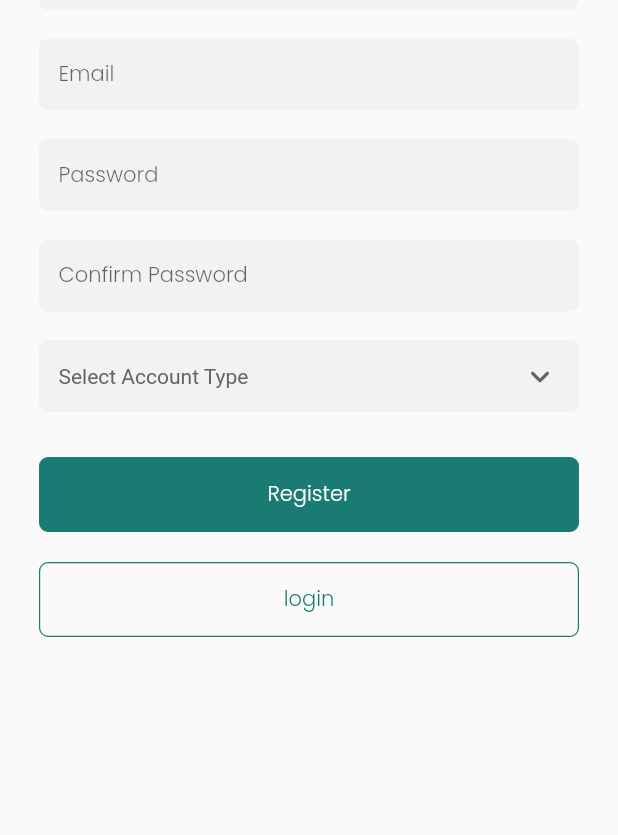
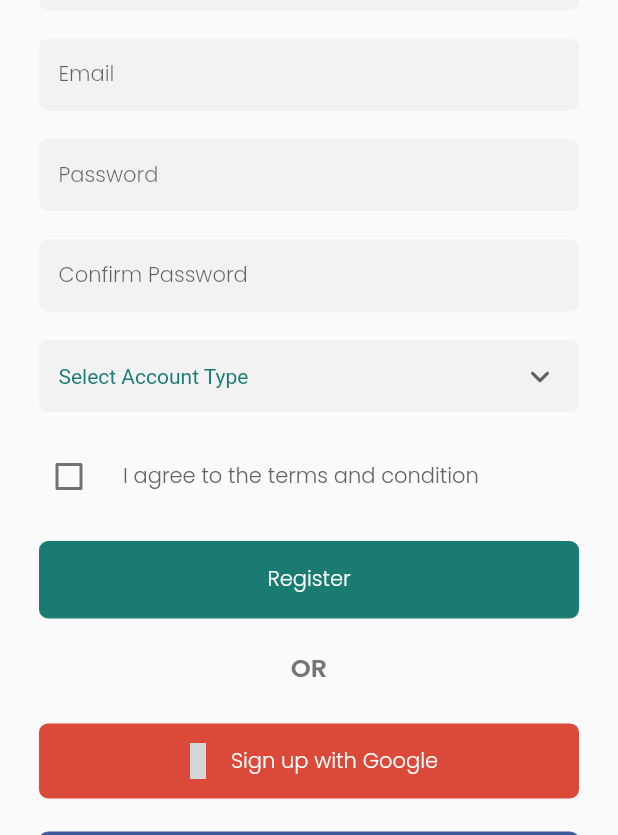
Before and after one commit to saleheen1/Bikroy-flutter, a Flutter app: the screen it shows after launch, after a tap on "Register", on a phone screen of 412 x 824 dp, the part 401-1236 px from its top. Run offline on Flutter 3.47's test engine with Material 2 defaults, Android fonts, the light colour scheme and no system bars; our stand-ins replace eva_icons_flutter, page_transition, responsive_grid; network calls fail; grey boxes are pictures that could not be loaded.

Commit message:
checkbox added in signUp page

```diff
--- a/lib/app/widgets/customButton.dart
+++ b/lib/app/widgets/customButton.dart
@@ -5,12 +5,18 @@ class CustomButton extends StatelessWidget {
   final String text;
   final Function()? onPressed;
   final bool outlineBtn;
+  final bool hasIcon;
+  final IconData icon;
+  final Color color;
 
   const CustomButton({
     Key? key,
     required this.text,
     this.onPressed,
     this.outlineBtn = false,
+    this.hasIcon = false,
+    this.icon = Icons.ac_unit,
+    required this.color,
   }) : super(key: key);
 
   @override
@@ -21,27 +27,40 @@ class CustomButton extends StatelessWidget {
           onTap: onPressed,
           child: Container(
             width: double.infinity,
-            height: 50,
             // padding: EdgeInsets.symmetric(horizontal: 60, vertical: 10),
             decoration: BoxDecoration(
-                color: outlineBtn
-                    ? Colors.transparent
-                    : ConstantColors().primaryColor,
+                color: outlineBtn ? Colors.transparent : color,
                 border: Border.all(
-                  color: ConstantColors().primaryColor,
+                  color: color,
                   width: .8,
                 ),
                 borderRadius: BorderRadius.circular(6)),
 
             child: Stack(
               children: [
-                Center(
-                  child: Text(
-                    text,
-                    style: TextStyle(
-                        color: outlineBtn
-                            ? ConstantColors().primaryColor
-                            : Colors.white),
+                Container(
+                  height: 50,
+                  child: Row(
+                    mainAxisAlignment: MainAxisAlignment.center,
+                    crossAxisAlignment: CrossAxisAlignment.center,
+                    children: [
+                      hasIcon
+                          ? Container(
+                              margin: EdgeInsets.only(right: 10),
+                              child: Icon(
+                                icon,
+                                color: Colors.white,
+                              ),
+                            )
+                          : Container(),
+                      Text(
+                        text,
+                        style: TextStyle(
+                            color: outlineBtn
+                                ? ConstantColors().primaryColor
+                                : Colors.white),
+                      ),
+                    ],
                   ),
                 ),
               ],
--- a/lib/meta/screens/Authentications/loginPage.dart
+++ b/lib/meta/screens/Authentications/loginPage.dart
@@ -97,6 +97,7 @@ class _LoginPageState extends State<LoginPage>
                   ),
                   CustomButton(
                     text: "Login",
+                    color: ConstantColors().primaryColor,
                     outlineBtn: false,
                     onPressed: () {
                       Navigator.push(
@@ -108,6 +109,7 @@ class _LoginPageState extends State<LoginPage>
                   ),
                   CustomButton(
                     text: "Register",
+                    color: ConstantColors().primaryColor,
                     outlineBtn: true,
                     onPressed: () {
                       Navigator.push(
--- a/lib/meta/screens/Authentications/signUpPage.dart
+++ b/lib/meta/screens/Authentications/signUpPage.dart
@@ -6,6 +6,7 @@ import 'package:bikroy/meta/screens/Authentications/loginPage.dart';
 import 'package:bikroy/meta/screens/Home/homePage.dart';
 import 'package:flutter/material.dart';
 import 'package:page_transition/page_transition.dart';
+import 'package:eva_icons_flutter/eva_icons_flutter.dart';
 
 class SignUpPage extends StatefulWidget {
   const SignUpPage({Key? key}) : super(key: key);
@@ -20,6 +21,7 @@ class _SignUpPageState extends State<SignUpPage>
 
   AnimationController? _controller;
   Animation? _animation;
+  bool checkedValue = false;
 
   String dropdownValue = 'Select Account Type';
 
@@ -136,7 +138,6 @@ class _SignUpPageState extends State<SignUpPage>
                         onSubmitted: (value) {
                           focusNode.nextFocus();
                         },
-                        focusNode: focusNode,
                       ),
                     ],
                   ),
@@ -175,17 +176,40 @@ class _SignUpPageState extends State<SignUpPage>
                             value: value,
                             child: Text(
                               value,
+                              style: TextStyle(
+                                  color: ConstantColors().primaryColor),
                             ),
                           );
                         }).toList(),
                       ),
                     ),
                   ),
+
+                  //Checkbox
                   SizedBox(
-                    height: 30,
+                    height: 15,
+                  ),
+                  CheckboxListTile(
+                    contentPadding: EdgeInsets.all(0),
+                    title: Text(
+                      "I agree to the terms and condition",
+                      style: ConstantsStyle().paraGraphStyle,
+                    ),
+                    value: checkedValue,
+                    onChanged: (newValue) {
+                      setState(() {
+                        checkedValue = !checkedValue;
+                      });
+                    },
+                    controlAffinity: ListTileControlAffinity
+                        .leading, //  <-- leading Checkbox
+                  ),
+                  SizedBox(
+                    height: 15,
                   ),
                   CustomButton(
                     text: "Register",
+                    color: ConstantColors().primaryColor,
                     outlineBtn: false,
                     onPressed: () {
                       Navigator.push(
@@ -195,8 +219,80 @@ class _SignUpPageState extends State<SignUpPage>
                               type: PageTransitionType.rightToLeft));
                     },
                   ),
+
+                  Container(
+                    margin: EdgeInsets.only(bottom: 25),
+                    child: Text(
+                      "OR",
+                      style: ConstantsStyle().regularHeading,
+                    ),
+                  ),
+
+                  //sign Up with google
+                  // CustomButton(
+                  //   text: "Sign up with Google",
+                  //   color: Color(0xffdb4a39),
+                  //   outlineBtn: false,
+                  //   hasIcon: true,
+                  //   icon: Icons.
+                  //   onPressed: () {
+                  //     Navigator.push(
+                  //         context,
+                  //         PageTransition(
+                  //             child: HomePage(),
+                  //             type: PageTransitionType.rightToLeft));
+                  //   },
+                  // ),
+
+                  Material(
+                    child: InkWell(
+                      onTap: () {},
+                      child: Container(
+                        decoration: BoxDecoration(
+                            color: Color(0xffdb4a39),
+                            borderRadius: BorderRadius.circular(6)),
+                        alignment: Alignment.center,
+                        height: 50,
+                        width: double.infinity,
+                        child: Row(
+                          mainAxisAlignment: MainAxisAlignment.center,
+                          children: [
+                            Icon(
+                              EvaIcons.google,
+                              color: Colors.white,
+                            ),
+                            SizedBox(
+                              width: 10,
+                            ),
+                            Text(
+                              "Sign up with Google",
+                              style: TextStyle(color: Colors.white),
+                            ),
+                          ],
+                        ),
+                      ),
+                    ),
+                  ),
+                  SizedBox(
+                    height: 22,
+                  ),
                   CustomButton(
-                    text: "login",
+                    text: "Sign up with Facebook",
+                    color: Color(0xff3b5998),
+                    outlineBtn: false,
+                    hasIcon: true,
+                    icon: Icons.facebook,
+                    onPressed: () {
+                      Navigator.push(
+                          context,
+                          PageTransition(
+                              child: HomePage(),
+                              type: PageTransitionType.rightToLeft));
+                    },
+                  ),
+                  CustomButton(
+                    text: "Back to login",
+                    color: ConstantColors().primaryColor,
                     outlineBtn: true,
                     onPressed: () {
                       Navigator.push(
--- a/pubspec.yaml
+++ b/pubspec.yaml
@@ -24,6 +24,7 @@ dependencies:
   flutter:
     sdk: flutter
   cupertino_icons: ^1.0.2
+  eva_icons_flutter: ^3.0.0
   page_transition: ^2.0.2
   provider: ^5.0.0
   responsive_grid: ^2.0.0
```
Also changed, not shown: pubspec.lock.
